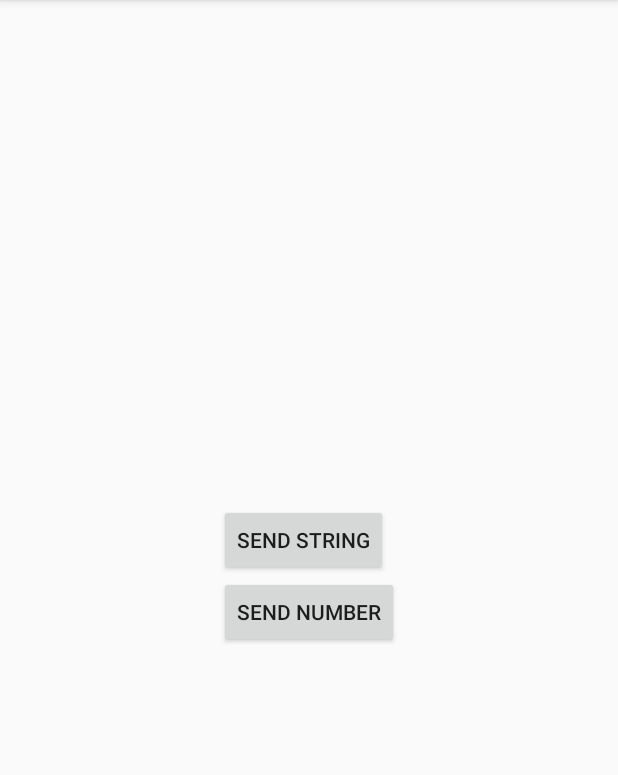
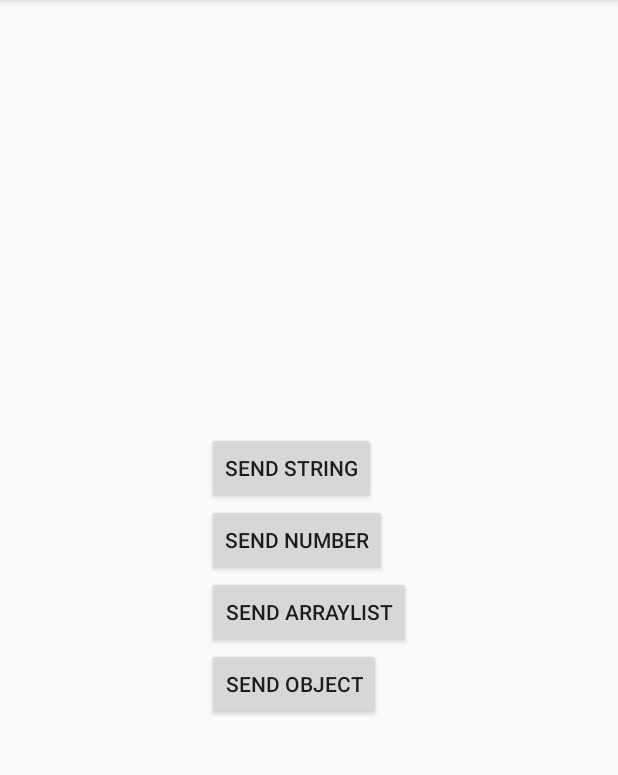
Before and after one commit to phamtanphat/Intent0405, an Android app: the screen it shows after launch (MainActivity), on a phone screen of 412 x 824 dp, the part 84-859 px from its top. Run offline under Robolectric (Android 15) with nearby library versions, the phone set to English and light mode, and no system bars.

Commit message:
"Chuyen du lieu dang Object va mang object"

```diff
--- a/app/src/main/res/layout/activity_main.xml
+++ b/app/src/main/res/layout/activity_main.xml
@@ -19,4 +19,16 @@
         android:id="@+id/buttonIntentNumber"
         android:layout_width="wrap_content"
         android:layout_height="wrap_content" />
+    <Button
+        android:layout_below="@id/buttonIntentNumber"
+        android:text="Send Arraylist"
+        android:id="@+id/buttonIntentArraylist"
+        android:layout_width="wrap_content"
+        android:layout_height="wrap_content" />
+    <Button
+        android:layout_below="@id/buttonIntentArraylist"
+        android:text="Send Object"
+        android:id="@+id/buttonIntentObject"
+        android:layout_width="wrap_content"
+        android:layout_height="wrap_content" />
 </RelativeLayout>
```
Also changed, not shown: app/src/main/java/com/ptp/phamtanphat/intent0405/Main2Activity.java (+18 -9 lines), app/src/main/java/com/ptp/phamtanphat/intent0405/MainActivity.java (+46 -5 lines), app/src/main/java/com/ptp/phamtanphat/intent0405/Nhanvien.java (added, +60 -0 lines).
